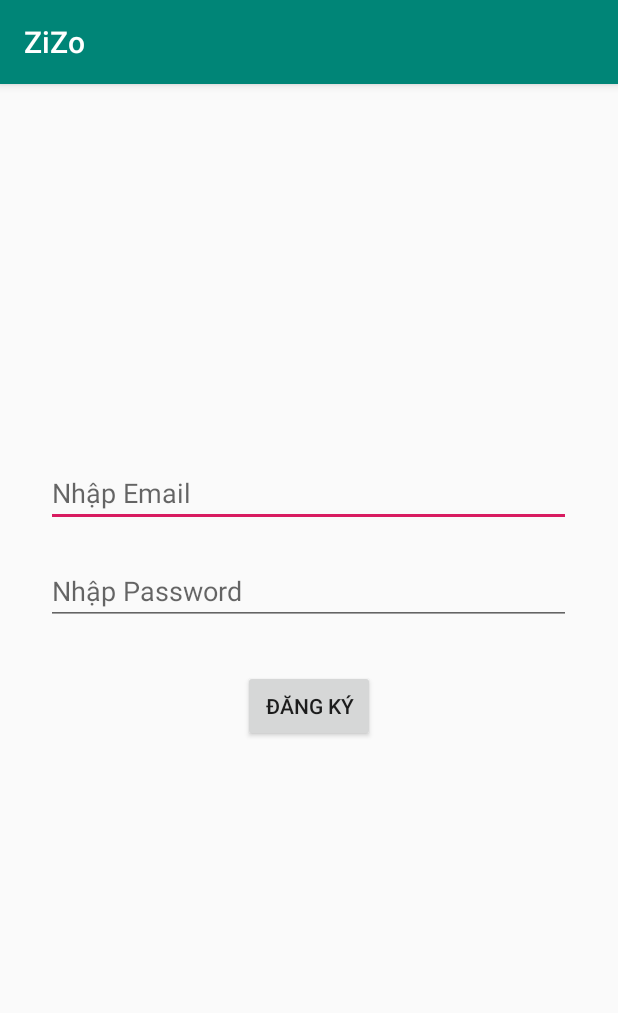
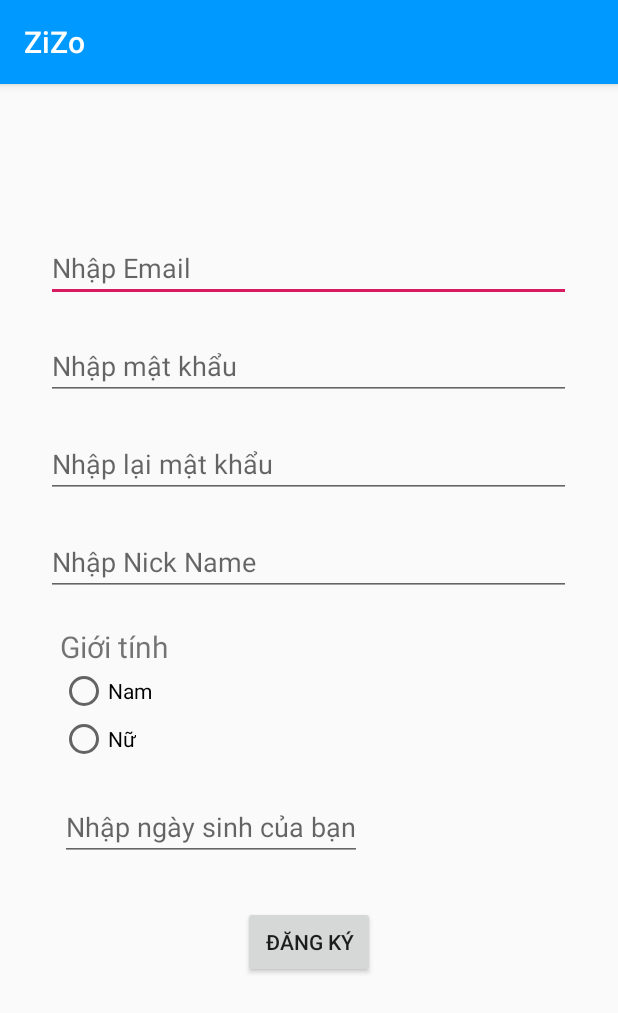
Before and after one commit to hoanganhgo/ZiZo, an Android app: the SignUpActivity screen opened directly, with no data from a screen before it, after a tap on "ĐĂNG KÝ", on a phone screen of 412 x 824 dp. Shown: the top 1013 px of the screen. Run offline under Robolectric (Android 15) with nearby library versions, the phone set to English and light mode, and no system bars; our stand-ins replace Firebase (no records; nobody signed in at launch, a user with empty details on screens opened directly).

```diff
--- a/Project/app/build.gradle
+++ b/Project/app/build.gradle
@@ -25,6 +25,8 @@ dependencies {
     implementation 'androidx.appcompat:appcompat:1.1.0'
     implementation 'androidx.constraintlayout:constraintlayout:1.1.3'
     implementation 'com.google.firebase:firebase-auth:16.0.5'
+    implementation 'com.google.firebase:firebase-database:16.0.4'
+    implementation 'com.google.android.material:material:1.1.0-alpha10'
     testImplementation 'junit:junit:4.12'
     androidTestImplementation 'androidx.test:runner:1.2.0'
     androidTestImplementation 'androidx.test.espresso:espresso-core:3.2.0'
--- a/Project/app/src/main/AndroidManifest.xml
+++ b/Project/app/src/main/AndroidManifest.xml
@@ -19,7 +19,7 @@
             </intent-filter>
         </activity>
         <activity android:name=".SignUpActivity"/>
-        <activity android:name=".Home"/>
+        <activity android:name=".HomeActivity"/>
     </application>
 
 </manifest>
--- /dev/null
+++ b/Project/app/src/main/java/com/example/zizo/Class_User.java
@@ -0,0 +1,63 @@
+package com.example.zizo;
+
+import java.util.ArrayList;
+import java.util.Date;
+
+public class Class_User {
+    private String email;
+    private String nickName;
+    private String avatar;
+    private String dateOfBirth;
+    private String sex;
+    private ArrayList<String> friends;
+    private ArrayList<String> follows;
+
+    public Class_User(String email, String nickName, String avatar, String dateOfBirth, String sex, ArrayList<String> friends, ArrayList<String> follows) {
+        this.email = email;
+        this.nickName = nickName;
+        this.avatar = avatar;
+        this.dateOfBirth = dateOfBirth;
+        this.sex = sex;
+        this.friends = friends;
+        this.follows = follows;
+    }
+
+    public String getEmail(){return email;}
+    public void setEmail(String email){this.email=email;}
+
+    public String getNickName(){return this.nickName;}
+    public void setNickName(String nickName){this.nickName=nickName;}
+
+    public String getAvatar(){return this.avatar;}
+    public void setAvatar(String avatar){this.avatar=avatar;}
+
+    public String getDateOfBirth(){return this.dateOfBirth;}
+    public void setDateOfBirth(String dateOfBirth){this.dateOfBirth=dateOfBirth;}
+
+    public String getSex(){return this.sex;}
+    public void setSex(String sex){this.sex=sex;}
+
+    public ArrayList<String> getFriends(){return this.friends;}
+    public void setFriends(ArrayList<String> friends){this.friends=friends;}
+
+    public ArrayList<String> getFollows(){return this.follows;}
+    public void setFollows(ArrayList<String> follows){this.follows=follows;}
+
+    public void addFriend(String email)
+    {
+        this.friends.add(email);
+    }
+    public void removeFriend(String email)
+    {
+        this.friends.remove(email);
+    }
+
+    public void addFollow(String email)
+    {
+        this.follows.add(email);
+    }
+    public void removeFollow(String email)
+    {
+        this.follows.remove(email);
+    }
+}
--- a/Project/app/src/main/java/com/example/zizo/Home.java
+++ b/Project/app/src/main/java/com/example/zizo/HomeActivity.java
@@ -4,7 +4,7 @@ import android.os.Bundle;
 
 import androidx.appcompat.app.AppCompatActivity;
 
-public class Home extends AppCompatActivity {
+public class HomeActivity extends AppCompatActivity {
 
     @Override
     protected void onCreate(Bundle saveInstanceState)
--- a/Project/app/src/main/java/com/example/zizo/MainActivity.java
+++ b/Project/app/src/main/java/com/example/zizo/MainActivity.java
@@ -71,7 +71,7 @@ public class MainActivity extends AppCompatActivity {
                             Toast.makeText(MainActivity.this, "Đăng nhập thành công",
                                     Toast.LENGTH_SHORT).show();
                             FirebaseUser user = mAuth.getCurrentUser();
-                            Intent intent=new Intent(MainActivity.this,Home.class);
+                            Intent intent=new Intent(MainActivity.this, HomeActivity.class);
                             startActivity(intent);
                            // updateUI(user);
                         } else {
--- a/Project/app/src/main/java/com/example/zizo/SignUpActivity.java
+++ b/Project/app/src/main/java/com/example/zizo/SignUpActivity.java
@@ -6,6 +6,7 @@ import android.util.Log;
 import android.view.View;
 import android.widget.Button;
 import android.widget.EditText;
+import android.widget.RadioButton;
 import android.widget.Toast;
 
 import androidx.annotation.NonNull;
@@ -16,12 +17,20 @@ import com.google.android.gms.tasks.Task;
 import com.google.firebase.auth.AuthResult;
 import com.google.firebase.auth.FirebaseAuth;
 import com.google.firebase.auth.FirebaseUser;
+import com.google.firebase.database.DatabaseReference;
+import com.google.firebase.database.FirebaseDatabase;
+
+import java.util.Date;
 
 public class SignUpActivity extends AppCompatActivity {
 
     private FirebaseAuth mAuth;
     private EditText email;
     private EditText password;
+    private EditText nickName;
+    private RadioButton male;
+    private RadioButton female;
+    private EditText dateOfBirth;
     private Button btn_signUp;
     final String TAG="signUp123";
 
@@ -36,16 +45,33 @@ public class SignUpActivity extends AppCompatActivity {
 
         email=(EditText)findViewById(R.id.inputEmail);
         password=(EditText)findViewById(R.id.inputPassWord);
+        nickName=(EditText)findViewById(R.id.inputNick);
+        male=(RadioButton)findViewById(R.id.male);
+        female=(RadioButton)findViewById(R.id.female);
+        dateOfBirth=(EditText)findViewById(R.id.dateOfBirth);
         btn_signUp=(Button)findViewById(R.id.signUp_Click);
 
         btn_signUp.setOnClickListener(new View.OnClickListener() {
             @Override
             public void onClick(View v) {
                 register(email.getText().toString(), password.getText().toString());
+
+                String sex="";
+                if (male.isChecked())
+                {
+                    sex="Nam";
+                }
+                if (female.isChecked())
+                {
+                    sex="Nữ";
+                }
+                String emailUser = email.getText().toString().replace('.','-');
+                upLoadUser(emailUser,nickName.getText().toString(),dateOfBirth.getText().toString(),sex);
             }
         });
     }
 
+    //Ghi nhận thông tin user vào Authetication
     private void register(String email,String password)
     {
         mAuth.createUserWithEmailAndPassword(email, password)
@@ -58,7 +84,7 @@ public class SignUpActivity extends AppCompatActivity {
                             Toast.makeText(SignUpActivity.this, "Tạo tài khoản thành công",
                                     Toast.LENGTH_SHORT).show();
                             FirebaseUser user = mAuth.getCurrentUser();
-                            Intent intent=new Intent(SignUpActivity.this, Home.class);
+                            Intent intent=new Intent(SignUpActivity.this, HomeActivity.class);
                             startActivity(intent);
                             //updateUI(user);
                         } else {
@@ -72,4 +98,16 @@ public class SignUpActivity extends AppCompatActivity {
                     }
                 });
     }
+
+    //Ghi thông tin user vào database
+    private void upLoadUser(String email, String nickName, String dateOfBirth, String sex)
+    {
+        Class_User user=new Class_User(email,nickName,null,dateOfBirth,sex,null,null);
+
+        // Write a message to the database
+        FirebaseDatabase database = FirebaseDatabase.getInstance();
+        DatabaseReference myRef = database.getReference("User").child(email);
+
+        myRef.setValue(user);
+    }
 }
--- a/Project/app/src/main/res/layout/activity_sign_up.xml
+++ b/Project/app/src/main/res/layout/activity_sign_up.xml
@@ -2,6 +2,7 @@
 <LinearLayout xmlns:android="http://schemas.android.com/apk/res/android"
     android:orientation="vertical" android:layout_width="match_parent"
     android:layout_height="match_parent">
+
 
     <EditText
         android:id="@+id/inputEmail"
@@ -10,16 +11,67 @@
         android:hint="Nhập Email"
         android:layout_gravity="center"
         android:width="350dp"
-        android:layout_marginTop="250dp"/>
+        android:layout_marginTop="100dp"/>
 
     <EditText
         android:id="@+id/inputPassWord"
         android:layout_width="wrap_content"
         android:layout_height="wrap_content"
-        android:hint="Nhập Password"
+        android:hint="Nhập mật khẩu"
         android:inputType="textPassword"
         android:layout_gravity="center"
         android:width="350dp"
+        android:layout_marginTop="20dp"/>
+
+    <EditText
+        android:id="@+id/rePassWord"
+        android:layout_width="wrap_content"
+        android:layout_height="wrap_content"
+        android:hint="Nhập lại mật khẩu"
+        android:inputType="textPassword"
+        android:layout_gravity="center"
+        android:width="350dp"
+        android:layout_marginTop="20dp"/>
+
+    <EditText
+        android:id="@+id/inputNick"
+        android:layout_width="wrap_content"
+        android:layout_height="wrap_content"
+        android:hint="Nhập Nick Name"
+        android:layout_gravity="center"
+        android:width="350dp"
+        android:layout_marginTop="20dp"/>
+
+    <TextView
+        android:layout_width="wrap_content"
+        android:layout_height="wrap_content"
+        android:text="Giới tính"
+        android:textSize="20dp"
+        android:layout_marginLeft="40dp"
+        android:layout_marginTop="20dp"/>
+    <RadioGroup
+        android:layout_width="wrap_content"
+        android:layout_height="wrap_content"
+        android:layout_marginLeft="40dp">
+        <RadioButton
+            android:id="@+id/male"
+            android:layout_width="wrap_content"
+            android:layout_height="wrap_content"
+            android:text="Nam"/>
+        <RadioButton
+            android:id="@+id/female"
+            android:layout_width="wrap_content"
+            android:layout_height="wrap_content"
+            android:text="Nữ"/>
+    </RadioGroup>
+
+    <EditText
+        android:id="@+id/dateOfBirth"
+        android:layout_width="wrap_content"
+        android:layout_height="wrap_content"
+        android:inputType="date"
+        android:hint="Nhập ngày sinh của bạn"
+        android:layout_marginLeft="40dp"
         android:layout_marginTop="20dp"/>
 
     <Button
--- a/Project/app/src/main/res/values/colors.xml
+++ b/Project/app/src/main/res/values/colors.xml
@@ -3,4 +3,6 @@
     <color name="colorPrimary">#008577</color>
     <color name="colorPrimaryDark">#00574B</color>
     <color name="colorAccent">#D81B60</color>
+    <color name="sky">#0099FF</color>
+    <color name="white">#FFF</color>
 </resources>
--- a/Project/app/src/main/res/values/styles.xml
+++ b/Project/app/src/main/res/values/styles.xml
@@ -3,9 +3,8 @@
     <!-- Base application theme. -->
     <style name="AppTheme" parent="Theme.AppCompat.Light.DarkActionBar">
         <!-- Customize your theme here. -->
-        <item name="colorPrimary">@color/colorPrimary</item>
+        <item name="colorPrimary">@color/sky</item>
         <item name="colorPrimaryDark">@color/colorPrimaryDark</item>
         <item name="colorAccent">@color/colorAccent</item>
     </style>
-
 </resources>
```
Also changed, not shown: Project/app/src/main/res/layout/activity_home.xml (+23 -10 lines), Project/app/src/main/res/menu/menu_home.xml (added, +19 -0 lines), Project/app/src/main/res/drawable/chat.png (added), Project/app/src/main/res/drawable/friends.png (added), Project/app/src/main/res/drawable/history.png (added), Project/app/src/main/res/drawable/home.png (added), 2 other files.
